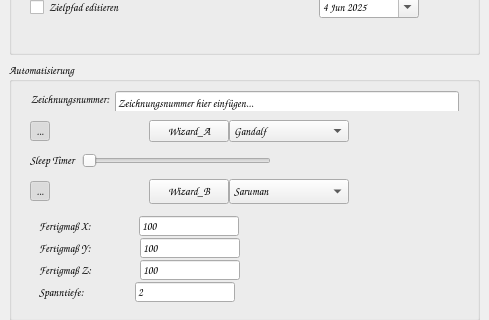
This is UI/frm_main_window.ui in dampfwolke/blankmaker as Qt 5 draws it before an edit; both pictures show x 0 to 489 and y 333 to 653 of the 489 by 944 pixel window. The edited form follows.
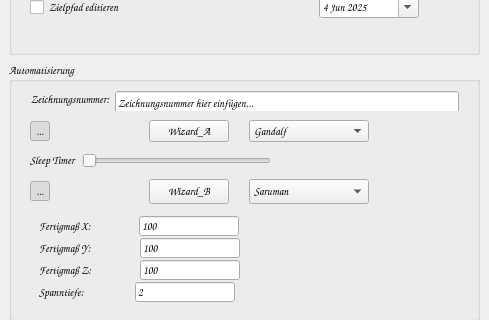
This is the edited form.

Diff of the .ui file:
```diff
--- a/UI/frm_main_window.ui
+++ b/UI/frm_main_window.ui
@@ -1956,6 +1956,22 @@
             </property>
            </widget>
           </item>
+          <item>
+           <spacer name="horizontalSpacer_40">
+            <property name="orientation">
+             <enum>Qt::Orientation::Horizontal</enum>
+            </property>
+            <property name="sizeType">
+             <enum>QSizePolicy::Policy::Fixed</enum>
+            </property>
+            <property name="sizeHint" stdset="0">
+             <size>
+              <width>20</width>
+              <height>20</height>
+             </size>
+            </property>
+           </spacer>
+          </item>
           <item>
            <widget class="QComboBox" name="cb_auto_option_a">
             <property name="minimumSize">
@@ -2210,6 +2226,22 @@
             </property>
            </widget>
           </item>
+          <item>
+           <spacer name="horizontalSpacer_48">
+            <property name="orientation">
+             <enum>Qt::Orientation::Horizontal</enum>
+            </property>
+            <property name="sizeType">
+             <enum>QSizePolicy::Policy::Fixed</enum>
+            </property>
+            <property name="sizeHint" stdset="0">
+             <size>
+              <width>20</width>
+              <height>20</height>
+             </size>
+            </property>
+           </spacer>
+          </item>
           <item>
            <widget class="QComboBox" name="cb_auto_option_b">
             <property name="minimumSize">
```
Left out of the diff: 1 changed line with no effect on the pictures.
